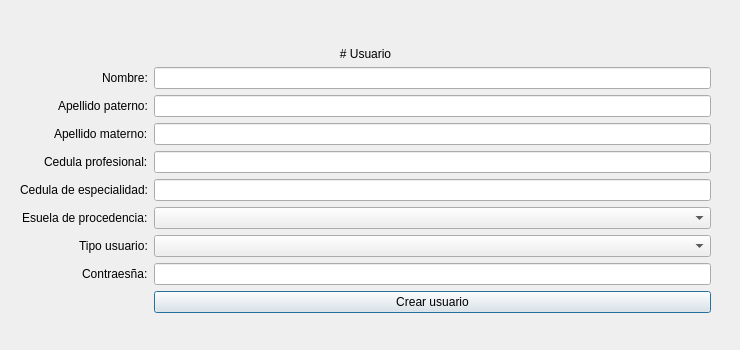
AsgardUtvt/ProyectoIntegrador1, file Documentacion/QtDesigner/usuario_nuevo_crear.ui: the form before one commit.
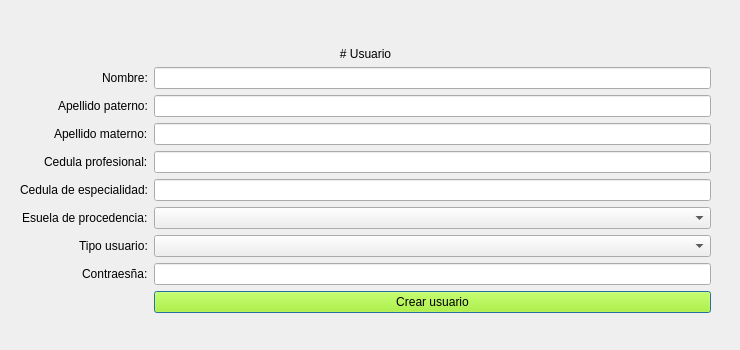
The form after the commit.

```diff
--- a/Documentacion/QtDesigner/usuario_nuevo_crear.ui
+++ b/Documentacion/QtDesigner/usuario_nuevo_crear.ui
@@ -131,6 +131,11 @@
     </item>
     <item row="9" column="1">
      <widget class="QPushButton" name="pb_crear_usuario">
+      <property name="styleSheet">
+       <string notr="true">QPushButton#pb_crear_usuario {
+background-color: rgb(170, 255, 0)
+}</string>
+      </property>
       <property name="text">
        <string>Crear usuario</string>
       </property>
```
